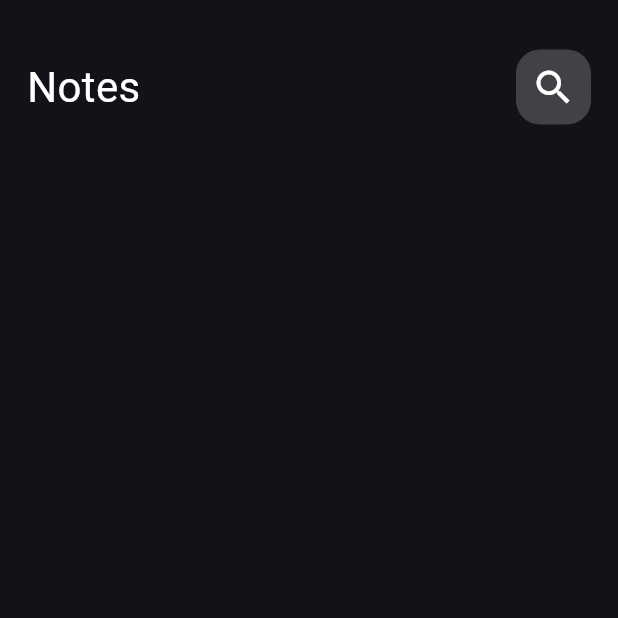
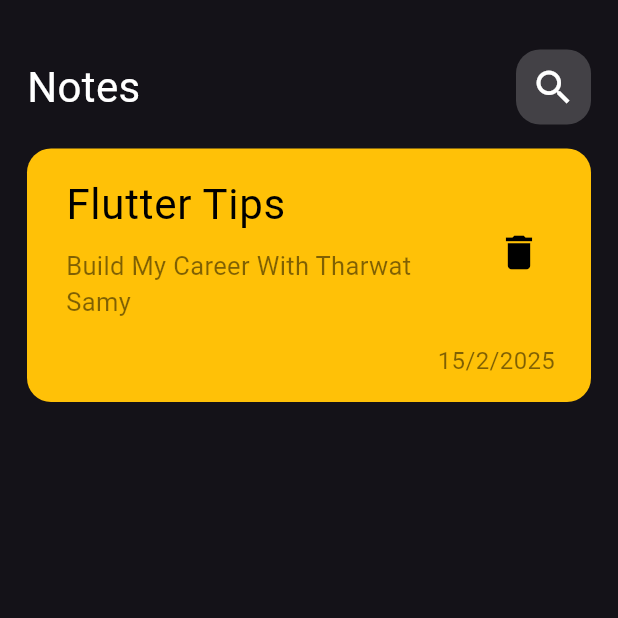
Before and after one commit to MrMeligy/NotaApp, a Flutter app: the screen it shows after launch, on a phone screen of 412 x 824 dp, the top half of it. Run offline on Flutter 3.47's test engine with Material 3 defaults, Android fonts, the phone set to English and light mode, and no system bars.

Commit message:
Add Note Item

```diff
--- /dev/null
+++ b/lib/views/widgets/note_item.dart
@@ -0,0 +1,56 @@
+import 'package:flutter/material.dart';
+
+class NoteItem extends StatelessWidget {
+  const NoteItem({super.key});
+
+  @override
+  Widget build(BuildContext context) {
+    return Padding(
+      padding: const EdgeInsets.symmetric(vertical: 16),
+      child: Container(
+        decoration: BoxDecoration(
+          borderRadius: BorderRadius.circular(16),
+          color: Colors.amber,
+        ),
+        child: Padding(
+          padding: const EdgeInsets.only(top: 8.0, left: 10),
+          child: Column(
+            crossAxisAlignment: CrossAxisAlignment.end,
+            children: [
+              ListTile(
+                title: Text(
+                  "Flutter Tips",
+                  style: TextStyle(fontSize: 28, color: Colors.black),
+                ),
+                subtitle: Padding(
+                  padding: const EdgeInsets.symmetric(vertical: 8),
+                  child: Text(
+                    "Build My Career With Tharwat Samy",
+                    style: TextStyle(
+                      fontSize: 17,
+                      color: Colors.black.withValues(alpha: 0.5),
+                    ),
+                  ),
+                ),
+                trailing: IconButton(
+                  onPressed: () {},
+                  icon: Icon(Icons.delete, size: 30, color: Colors.black),
+                ),
+              ),
+              Padding(
+                padding: const EdgeInsets.only(right: 24, bottom: 16),
+                child: Text(
+                  "15/2/2025",
+                  style: TextStyle(
+                    fontSize: 16,
+                    color: Colors.black.withValues(alpha: 0.5),
+                  ),
+                ),
+              ),
+            ],
+          ),
+        ),
+      ),
+    );
+  }
+}
--- a/lib/views/widgets/notes_view_body.dart
+++ b/lib/views/widgets/notes_view_body.dart
@@ -1,5 +1,6 @@
 import 'package:flutter/material.dart';
 import 'package:nota/views/widgets/custom_appbar.dart';
+import 'package:nota/views/widgets/note_item.dart';
 
 class NotesViewBody extends StatelessWidget {
   const NotesViewBody({super.key});
@@ -8,7 +9,9 @@ class NotesViewBody extends StatelessWidget {
   Widget build(BuildContext context) {
     return Padding(
       padding: const EdgeInsets.all(18),
-      child: Column(children: [SizedBox(height: 15), CustomAppBar()]),
+      child: Column(
+        children: [SizedBox(height: 15), CustomAppBar(), NoteItem()],
+      ),
     );
   }
 }
```
